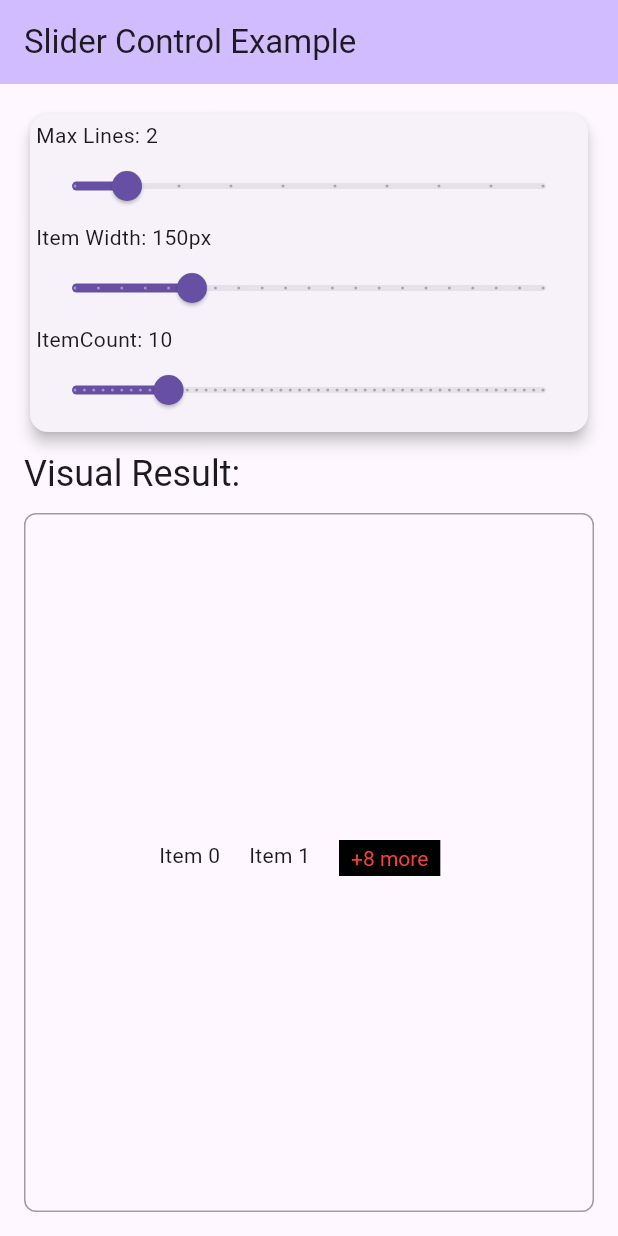
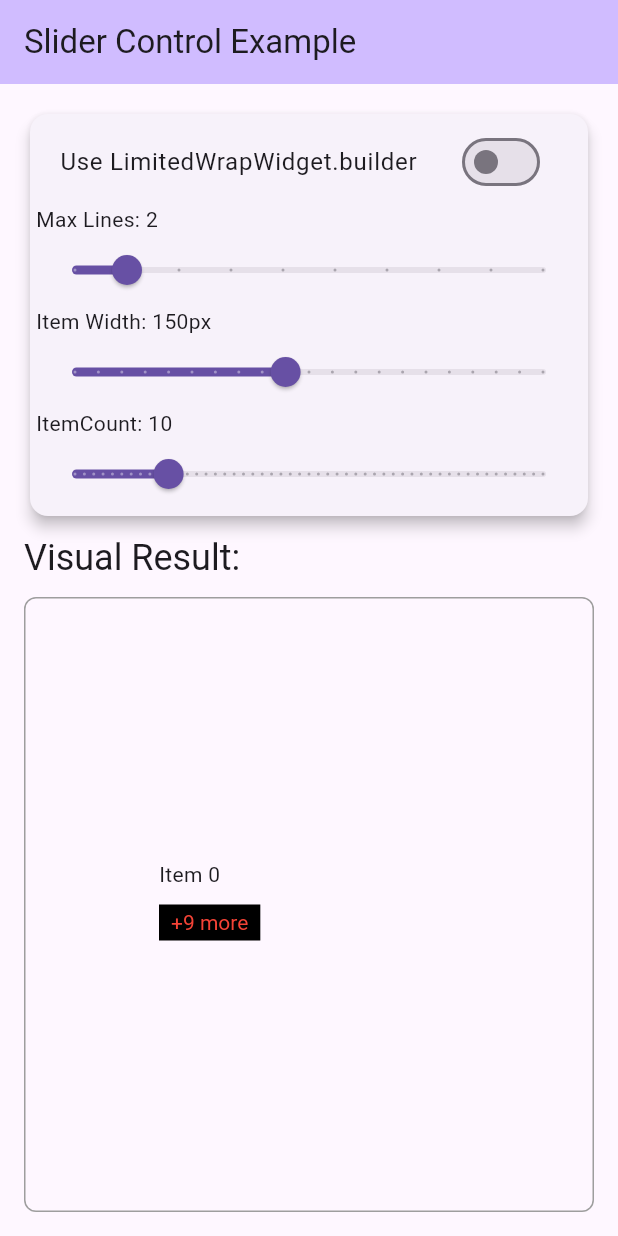
Before and after one commit to Max-Size/more_than_wrap, a Flutter app: the screen it shows after launch, on a phone screen of 412 x 824 dp. Run offline on Flutter 3.47's test engine with Material 3 defaults, Android fonts, the light colour scheme and no system bars.

Commit message:
feat: add toggle for LimitedWrapWidget.builder and update maxLines type

```diff
--- a/example/lib/main.dart
+++ b/example/lib/main.dart
@@ -32,9 +32,10 @@ class SliderControlWidget extends StatefulWidget {
 
 class _SliderControlWidgetState extends State<SliderControlWidget> {
   // Variables controlled by sliders
-  double maxLines = 2.0;
+  int maxLines = 2;
   double itemWidth = 150.0;
   int itemCount = 10;
+  bool useBuilder = false;
 
   @override
   Widget build(BuildContext context) {
@@ -56,17 +57,27 @@ class _SliderControlWidgetState extends State<SliderControlWidget> {
                 child: Column(
                   crossAxisAlignment: CrossAxisAlignment.start,
                   children: [
+                    // Switch to toggle between implementations
+                    SwitchListTile(
+                      title: Text('Use LimitedWrapWidget.builder'),
+                      value: useBuilder,
+                      onChanged: (value) {
+                        setState(() {
+                          useBuilder = value;
+                        });
+                      },
+                    ),
                     // MaxLines Slider
                     Text('Max Lines: ${maxLines.round()}'),
                     Slider(
-                      value: maxLines,
+                      value: maxLines.toDouble(),
                       min: 1.0,
                       max: 10.0,
                       divisions: 9,
                       label: maxLines.round().toString(),
                       onChanged: (value) {
                         setState(() {
-                          maxLines = value;
+                          maxLines = value.toInt();
                         });
                       },
                     ),
@@ -75,7 +86,7 @@ class _SliderControlWidgetState extends State<SliderControlWidget> {
                     Text('Item Width: ${itemWidth.round()}px'),
                     Slider(
                       value: itemWidth,
-                      min: 100.0,
+                      min: 30.0,
                       max: 300.0,
                       divisions: 20,
                       label: itemWidth.round().toString(),
@@ -129,75 +140,51 @@ class _SliderControlWidgetState extends State<SliderControlWidget> {
                       child: LayoutBuilder(
                         builder: (context, constraints) {
                           log('constraints: $constraints');
-                          return LimitedWrapWidget(
-                            children: List.generate(
-                                10,
-                                (i) => sizedChild('Item $i',
-                                    key: ValueKey('item_$i'))),
+                          if (useBuilder) {
+                            return LimitedWrapWidget.builder(
                               spacing: 0,
                               runSpacing: 0,
-                            maxLines: 1,
+                              maxLines: maxLines.toInt(),
+                              overflowWidgetBuilder: (count) => Container(
+                                padding: const EdgeInsets.symmetric(horizontal: 8, vertical: 4),
+                                child: Text(
+                                  '+${count ?? 0} more',
+                                  style: const TextStyle(fontSize: 14, color: Colors.red),
+                                ),
+                              ),
+                              children: List.generate(
+                                itemCount,
+                                (i) => sizedChild(
+                                  'Item $i',
+                                  key: ValueKey('item_$i'),
+                                  width: itemWidth,
+                                ),
+                              ),
+                            );
+                          } else {
+                            return LimitedWrapWidget(
+                              spacing: 0,
+                              runSpacing: 0,
+                              maxLines: maxLines.toInt(),
                               overflowBuilderStyle: OverflowBuilderStyle(
                                 textBuilder: (count) => '+$count more',
-                              textStyle: const TextStyle(
-                                  fontSize: 14, color: Colors.red),
-                              padding: const EdgeInsets.symmetric(
-                                  horizontal: 8, vertical: 4),
+                                textStyle: const TextStyle(fontSize: 14, color: Colors.red),
+                                padding: const EdgeInsets.symmetric(horizontal: 8, vertical: 4),
+                              ),
+                              children: List.generate(
+                                itemCount,
+                                (i) => sizedChild(
+                                  'Item $i',
+                                  key: ValueKey('item_$i'),
+                                  width: itemWidth,
+                                ),
                               ),
                             );
+                          }
                         },
                       ),
                     ),
                   ),
-                  // LimitedWrapWidget(
-                  //   spacing: 8,
-                  //   runSpacing: 8,
-                  //   maxLines: maxLines.toInt(),
-                  //   overflowBuilderStyle: OverflowBuilderStyle(
-                  //     padding: const EdgeInsets.only(
-                  //       left: 8,
-                  //       right: 8,
-                  //       top: 20,
-                  //       bottom: 4,
-                  //     ),
-                  //     color: Colors.red.shade500,
-                  //     radius: const Radius.circular(8),
-                  //     border: Border.all(
-                  //       color: Colors.red.shade700,
-                  //       width: 1.5,
-                  //     ),
-                  //     textBuilder: (amountOfOverflowedWidgets) =>
-                  //         '+$amountOfOverflowedWidgets more',
-                  //     onTap: () {
-                  //       log('Tapped!');
-                  //     },
-                  //   ),
-                  //   children: List.generate(
-                  //     itemCount,
-                  //     (index) => Container(
-                  //       width: itemWidth,
-                  //       decoration: BoxDecoration(
-                  //         color: Colors.blue.shade100,
-                  //         borderRadius: BorderRadius.circular(8),
-                  //         border: Border.all(color: Colors.blue.shade300),
-                  //       ),
-                  //       padding: EdgeInsets.all(12),
-                  //       child: Column(
-                  //         crossAxisAlignment: CrossAxisAlignment.start,
-                  //         mainAxisSize: MainAxisSize.min,
-                  //         children: [
-                  //           Text(
-                  //             'Item ${index + 1}',
-                  //             style: TextStyle(
-                  //               fontWeight: FontWeight.bold,
-                  //               color: Colors.blue.shade800,
-                  //             ),
-                  //           ),
-                  //         ],
-                  //       ),
-                  //     ),
-                  //   ),
-                  // ),
                 ),
               ),
             ),
```
Lines whose indentation alone changed are shown as unchanged.
